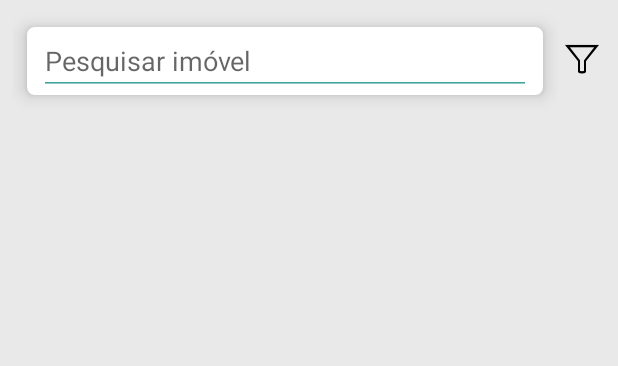
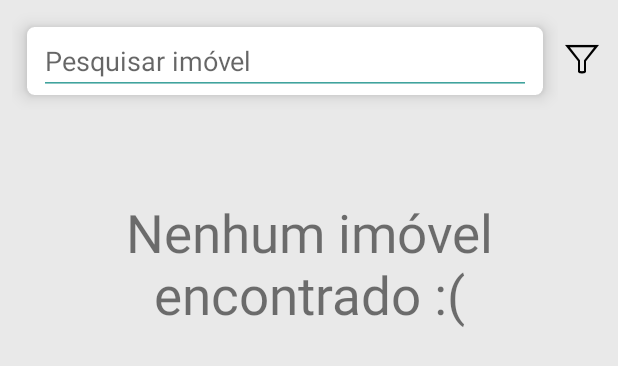
Before and after one commit to FlavioRoberto/exercicio_optativa_android_locacao_imovel, an Android app: the layout activity_main.xml on its own in the app's theme, with its tools: preview values and no code run, on a phone screen of 412 x 824 dp. Shown: the top 366 px of the screen. Run offline under Robolectric (Android 15) with nearby library versions, the phone set to English and light mode, and no system bars.

Commit message:
Adição do texto de imóvel não encontrado

```diff
--- a/app/src/main/java/com/rimpressao/exerciciolocacao/adapters/AdapterImovel.java
+++ b/app/src/main/java/com/rimpressao/exerciciolocacao/adapters/AdapterImovel.java
@@ -42,8 +42,6 @@ public class AdapterImovel extends RecyclerView.Adapter<ImovelViewHolder> {
         holder.valor.setText(DinheiroHelper.doubleParaDinheiro(imovel.getValor()));
         holder.imagem.setImageBitmap(imovel.getImagem());
         holder.vagasGaragem.setText(imovel.getVagasGaragem()+" vagas na garagem");
-        holder.tipo.setText(imovel.getTipo());
-
     }
 
     @Override
--- a/app/src/main/java/com/rimpressao/exerciciolocacao/adapters/ImovelViewHolder.java
+++ b/app/src/main/java/com/rimpressao/exerciciolocacao/adapters/ImovelViewHolder.java
@@ -4,6 +4,7 @@ import android.support.annotation.NonNull;
 import android.support.v7.widget.RecyclerView;
 import android.view.View;
 import android.widget.ImageView;
+import android.widget.LinearLayout;
 import android.widget.TextView;
 
 import com.rimpressao.exerciciolocacao.R;
@@ -13,6 +14,7 @@ public class ImovelViewHolder extends RecyclerView.ViewHolder {
     final ImageView imagem;
     final TextView nome, descricao, localizacao, quantidadeQuarto,
                    vagasGaragem, telefoneContato, valor, tipo;
+    final LinearLayout semImoveis;
 
     public ImovelViewHolder(@NonNull View itemView) {
         super(itemView);
@@ -25,5 +27,6 @@ public class ImovelViewHolder extends RecyclerView.ViewHolder {
         telefoneContato = itemView.findViewById(R.id.imovel_telefone);
         valor = itemView.findViewById(R.id.imovel_valor);
         tipo = itemView.findViewById(R.id.imovel_tipo);
+        semImoveis = itemView.findViewById(R.id.semImoveis);
     }
 }
--- a/app/src/main/res/layout/activity_main.xml
+++ b/app/src/main/res/layout/activity_main.xml
@@ -3,9 +3,9 @@
     xmlns:app="http://schemas.android.com/apk/res-auto"
     xmlns:tools="http://schemas.android.com/tools"
     android:layout_width="match_parent"
+    android:layout_height="match_parent"
     android:background="#E9E9E9"
     android:padding="8dp"
-    android:layout_height="match_parent"
     tools:context=".activity.MainActivity">
 
     <LinearLayout
@@ -27,9 +27,9 @@
                 <android.support.v7.widget.CardView
                     android:layout_width="match_parent"
                     android:layout_height="wrap_content"
-                        app:cardElevation="7dp"
                     android:layout_margin="10dp"
-                        app:cardCornerRadius="5dp">
+                    app:cardCornerRadius="5dp"
+                    app:cardElevation="7dp">
 
                     <EditText
                         android:id="@+id/pesquisa"
@@ -37,13 +37,12 @@
                         android:layout_height="match_parent"
                         android:layout_marginStart="8dp"
                         android:layout_marginEnd="8dp"
+                        android:backgroundTint="@color/colorPrimary"
+                        android:focusableInTouchMode="false"
+                        android:focusedByDefault="true"
                         android:hint="Pesquisar imóvel"
-                            android:backgroundTint="@color/colorPrimary"
-                            android:inputType="text"
-                            android:focusedByDefault="true"
-                            android:focusableInTouchMode="false"
                         android:imeOptions="actionSearch"
-                            />
+                        android:inputType="text" />
                 </android.support.v7.widget.CardView>
 
             </LinearLayout>
@@ -64,8 +63,26 @@
             android:layout_height="match_parent"
             android:layout_marginStart="8dp"
             android:layout_marginEnd="8dp"
-                android:layout_marginBottom="8dp"
-                ></android.support.v7.widget.RecyclerView>
+            android:layout_marginBottom="8dp"></android.support.v7.widget.RecyclerView>
+
+        <LinearLayout
+            android:id="@+id/semImoveis"
+            android:layout_width="match_parent"
+            android:layout_height="match_parent"
+            android:layout_gravity="center"
+            android:gravity="center"
+            android:orientation="vertical">
+
+            <TextView
+                android:layout_width="match_parent"
+                android:layout_height="match_parent"
+                android:layout_marginTop="50dp"
+                android:text="Nenhum imóvel encontrado :("
+                android:textAlignment="center"
+                android:textSize="35sp" />
 
         </LinearLayout>
+
+    </LinearLayout>
+
 </ScrollView>
```
Also changed, not shown: app/src/main/java/com/rimpressao/exerciciolocacao/activity/MainActivity.java (+15 -0 lines). Lines whose indentation alone changed are shown as unchanged.
